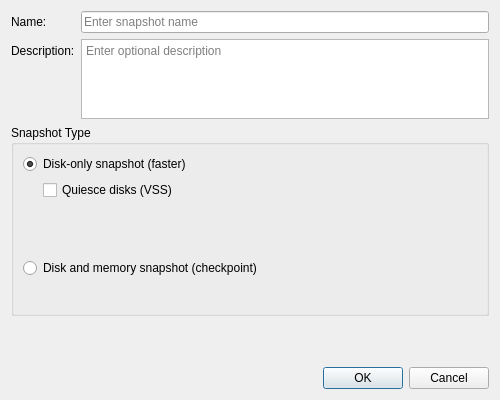
The window that src/xenadmin-ui/dialogs/vmsnapshotdialog.ui (benapetr/XenAdminQt) describes before a commit, drawn with Qt 5.
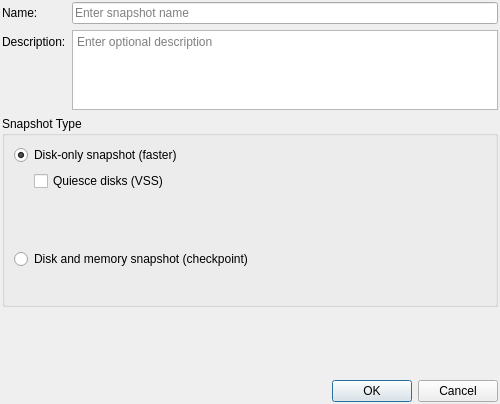
The same window after the commit.

```diff
--- a/src/xenadmin-ui/dialogs/vmsnapshotdialog.ui
+++ b/src/xenadmin-ui/dialogs/vmsnapshotdialog.ui
@@ -7,13 +7,25 @@
     <x>0</x>
     <y>0</y>
     <width>500</width>
-    <height>400</height>
+    <height>404</height>
    </rect>
   </property>
   <property name="windowTitle">
    <string>Take VM Snapshot</string>
   </property>
   <layout class="QVBoxLayout" name="verticalLayout">
+   <property name="leftMargin">
+    <number>2</number>
+   </property>
+   <property name="topMargin">
+    <number>2</number>
+   </property>
+   <property name="rightMargin">
+    <number>2</number>
+   </property>
+   <property name="bottomMargin">
+    <number>2</number>
+   </property>
    <item>
     <layout class="QFormLayout" name="formLayout">
      <item row="0" column="0">
```
Left out of the diff: 34 changed lines with no effect on the pictures.
